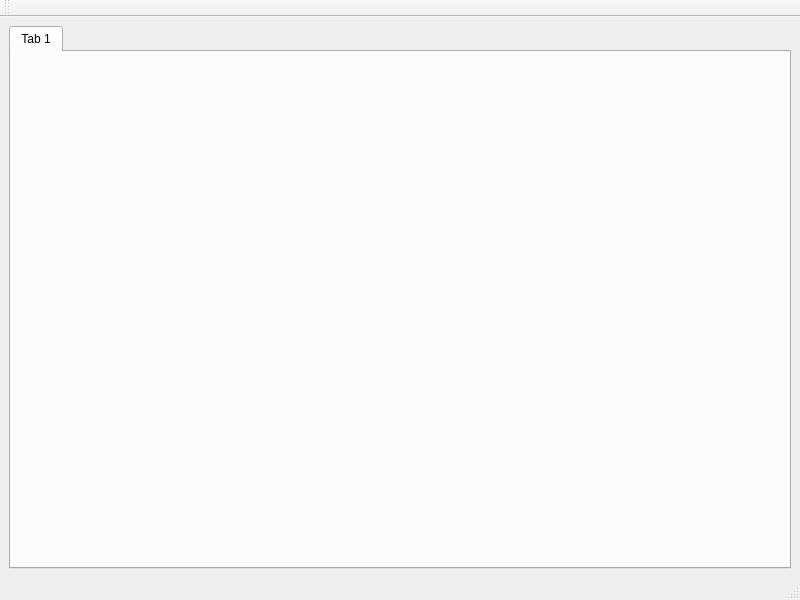
This is mainwindow.ui in marcelbonnet/QStageJUNO as Qt 5 draws it before an edit. The edited form follows.
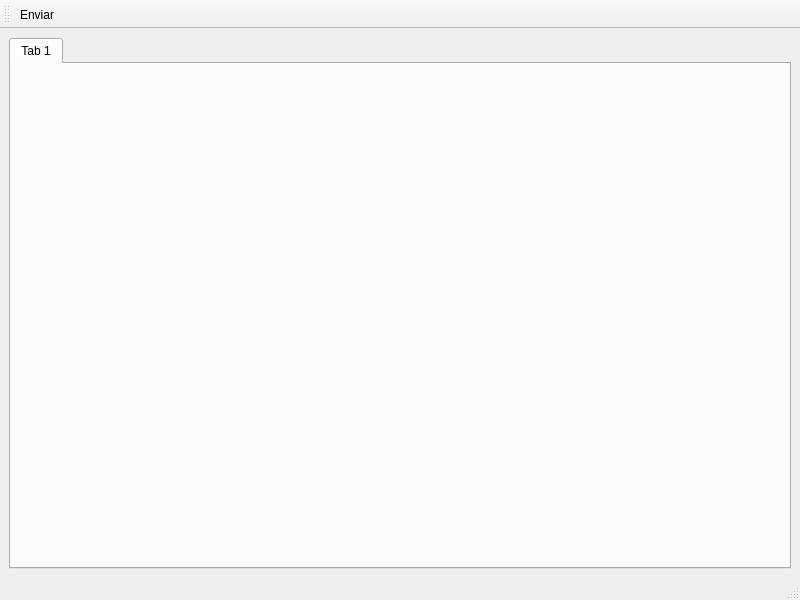
This is the edited form.

Patch:
```diff
--- a/mainwindow.ui
+++ b/mainwindow.ui
@@ -56,7 +56,13 @@
    <attribute name="toolBarBreak">
     <bool>false</bool>
    </attribute>
+   <addaction name="actionEnviar"/>
   </widget>
+  <action name="actionEnviar">
+   <property name="text">
+    <string>Enviar</string>
+   </property>
+  </action>
  </widget>
  <resources/>
  <connections/>
```
